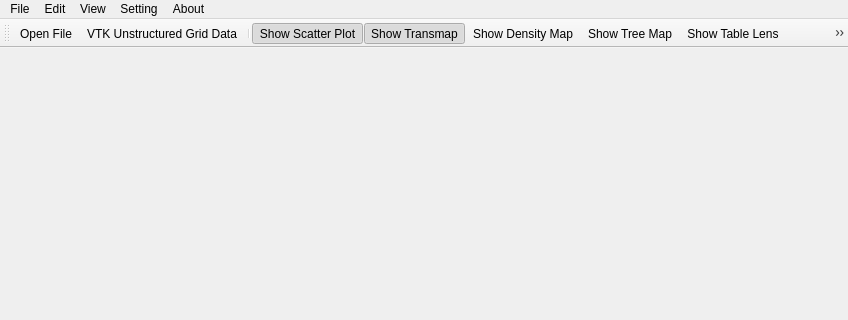
Above: ScatterPointGlyph/scatter_point_glyph.ui from Edgar324/ScatterPointGlyph before the change; both pictures show x 0 to 848 and y 0 to 320 of the 848 by 620 pixel window. Below: the same form after it.
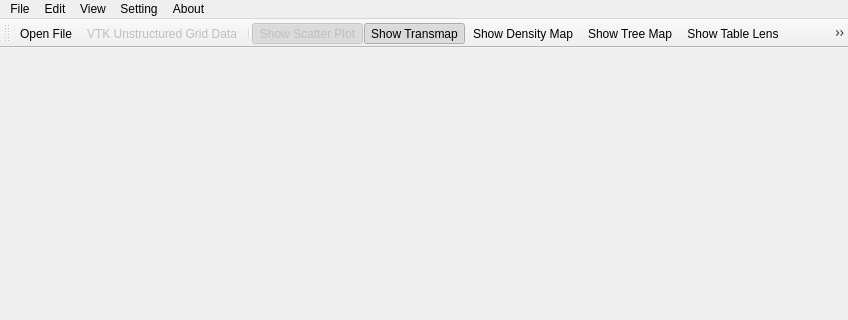
That is the form after the change. Icons and pictures are not drawn.

What changed in the file:
```diff
--- a/ScatterPointGlyph/scatter_point_glyph.ui
+++ b/ScatterPointGlyph/scatter_point_glyph.ui
@@ -196,6 +196,9 @@
    </property>
   </action>
   <action name="actionVTK_Unstructured_Grid_Data">
+   <property name="enabled">
+    <bool>false</bool>
+   </property>
    <property name="icon">
     <iconset resource="scatter_point_glyph.qrc">
      <normaloff>:/ScatterPointGlyph/images/scatter-1.png</normaloff>:/ScatterPointGlyph/images/scatter-1.png</iconset>
@@ -496,6 +499,9 @@
    <property name="checked">
     <bool>true</bool>
    </property>
+   <property name="enabled">
+    <bool>false</bool>
+   </property>
    <property name="icon">
     <iconset resource="scatter_point_glyph.qrc">
      <normaloff>:/ScatterPointGlyph/images/scatterplot.png</normaloff>:/ScatterPointGlyph/images/scatterplot.png</iconset>
```
Left out of the diff: 61 changed lines with no effect on the pictures.
